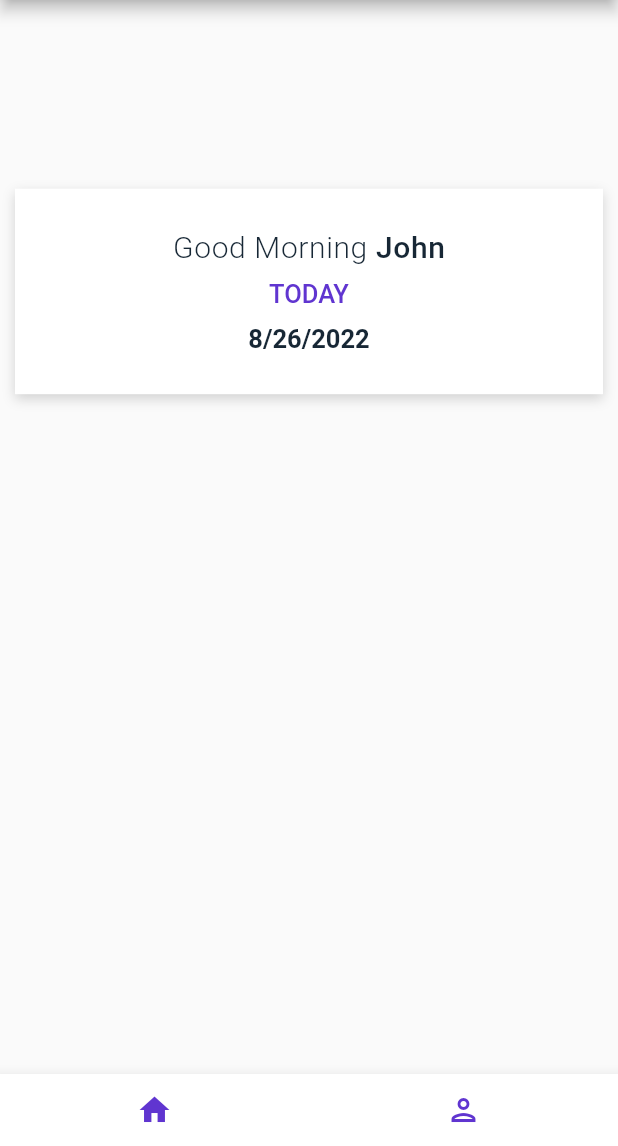
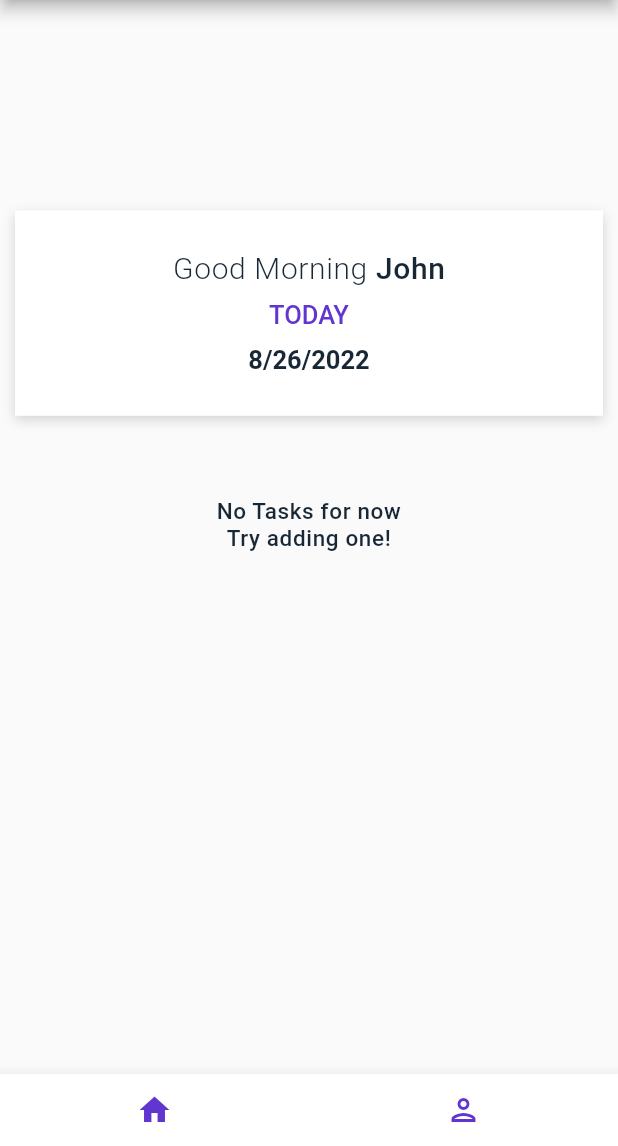
Before and after one commit to OmarBakry-eg/rare_crew_test, a Flutter app: the HomePage screen opened directly, on a phone screen of 412 x 824 dp, the part 90-1236 px from its top. Run offline on Flutter 3.47's test engine with Material 2 defaults, Android fonts, the phone set to English and light mode, and no system bars; our stand-ins replace flutter_riverpod, flutter_slidable, hive, hive_flutter; accounts and stored records are empty.

```diff
--- a/lib/src/app.dart
+++ b/lib/src/app.dart
@@ -31,10 +31,10 @@ class _MyAppState extends State<MyApp> with WidgetsBindingObserver {
   void didChangeAppLifecycleState(AppLifecycleState state) async {
     log("LifecycleWatcherState#didChangeAppLifecycleState state=${state.toString()}");
     if (state == AppLifecycleState.inactive || state == AppLifecycleState.paused) {
- //     await Hive.close();
+    await Hive.close();
     }
     if (state == AppLifecycleState.resumed) {
-     // await Hive.openBox(Constants.taskBoxName);
+    await Hive.openBox(Constants.taskBoxName);
     }
   }
 
--- a/lib/src/view/pages/home/widgets/home_content.dart
+++ b/lib/src/view/pages/home/widgets/home_content.dart
@@ -1,12 +1,12 @@
 import 'package:flutter/material.dart';
-import 'package:flutter_slidable/flutter_slidable.dart';
-import 'package:hive/hive.dart';
 import 'package:hive_flutter/hive_flutter.dart';
-import 'package:rare_crew_test/src/models/task_model.dart';
-import 'package:rare_crew_test/src/view/utils/constants.dart';
+import 'package:rare_crew_test/src/resources/database/hive_operations.dart';
+import 'package:rare_crew_test/src/view/pages/home/widgets/no_tasks_widget.dart';
+import 'package:rare_crew_test/src/view/pages/home/widgets/tasks_list_widget.dart';
 import 'package:rare_crew_test/src/view/utils/my_colors.dart';
 import 'package:intl/intl.dart' as intl;
 
+import '../../../utils/constants.dart';
 import '../../auth/screens/login.dart';
 import '../../auth/widgets/reg_button.dart';
 
@@ -16,6 +16,8 @@ class HomeContent extends StatelessWidget {
 
   @override
   Widget build(BuildContext context) {
+    final Database database = Database();
+
     return Center(
       heightFactor: 1.8,
       child: SingleChildScrollView(
@@ -116,6 +118,11 @@ class HomeContent extends StatelessWidget {
                                   )));
                     },
                   )
+                : ValueListenableBuilder(
+                    valueListenable: Hive.box(Constants.taskBoxName).listenable(),
+                    builder: (BuildContext context, Box<dynamic> value, Widget? child) {
+                      return value.values.toList().isEmpty
+                          ? const NoTasksWidget()
                           : Container(
                               width: MediaQuery.of(context).size.width,
                               //  height: MediaQuery.of(context).size.height,
@@ -129,75 +136,12 @@ class HomeContent extends StatelessWidget {
                                   ),
                                 ],
                               ),
-                    child: ValueListenableBuilder(
-                        valueListenable: Hive.box(Constants.taskBoxName).listenable(),
-                        builder:
-                            (BuildContext context, Box<dynamic> value, Widget? child) {
-                          return ListView.separated(
-                              shrinkWrap: true,
-                              physics: const NeverScrollableScrollPhysics(),
-                              itemBuilder: (c, i) => Slidable(
-                                  endActionPane: ActionPane(
-                                    motion: const ScrollMotion(),
-                                    children: [
-                                      SlidableAction(
-                                        onPressed: (context) {},
-                                        backgroundColor: const Color(0xFFFE4A49),
-                                        foregroundColor: Colors.white,
-                                        icon: Icons.delete,
-                                        label: 'Delete',
-                                      ),
-                                    ],
-                                  ),
-                                  child: ListTile(
-                                    trailing: Container(
-                                      width: 15,
-                                      height: 15,
-                                      decoration: const BoxDecoration(
-                                        color: Color(0x8058bbf7),
-                                        shape: BoxShape.circle,
-                                        //borderRadius: BorderRadius.all(Radius.elliptical(9999.0, 9999.0)),
-                                      ),
-                                    ),
-                                    leading: Column(
-                                      crossAxisAlignment: CrossAxisAlignment.center,
-                                      mainAxisAlignment: MainAxisAlignment.center,
-                                      children: [
-                                        Text(
-                                          value.values.toList()[i].date.toString(),
-                                          style: const TextStyle(
-                                            fontFamily: 'Roboto',
-                                            fontSize: 15,
-                                            color: Color(0xde172735),
-                                            fontWeight: FontWeight.w500,
-                                          ),
-                                          softWrap: false,
-                                        ),
-                                        // Text(
-                                        //   'AM',
-                                        //   style: TextStyle(
-                                        //     fontFamily: 'Roboto',
-                                        //     fontSize: 18,
-                                        //     color: Color(0xbf172735),
-                                        //     letterSpacing: 3.528,
-                                        //     fontWeight: FontWeight.w700,
-                                        //   ),
-                                        //   softWrap: false,
-                                        // ),
-                                      ],
-                                    ),
-                                    title: Text(
-                                      value.values.toList()[i].taskName,
-                                      style: const TextStyle(
-                                        fontWeight: FontWeight.w300,
-                                      ),
-                                    ),
-                                  )),
-                              separatorBuilder: (c, i) => const SizedBox(
-                                    height: 10,
-                                  ),
-                              itemCount: value.values.toList().length);
-                        })),
+                              child: TasksListWidget(
+                                tasks: value.values.toList(),
+                                database: database,
+                              ));
+                    },
+                  )
           ],
         ),
       ),
--- /dev/null
+++ b/lib/src/view/pages/home/widgets/no_tasks_widget.dart
@@ -0,0 +1,27 @@
+
+
+import 'package:flutter/material.dart';
+
+import '../../add_task/screens/add_or_update_task.dart';
+
+class NoTasksWidget extends StatelessWidget {
+  const NoTasksWidget({Key? key}) : super(key: key);
+
+  @override
+  Widget build(BuildContext context) {
+    return GestureDetector(
+      onTap: () => Navigator.push(
+          context, MaterialPageRoute(builder: (c) => const AddOrEditTaskScreen())),
+      child: const Text(
+        "No Tasks for now\nTry adding one!",
+        textAlign: TextAlign.center,
+        style: TextStyle(
+          fontWeight: FontWeight.w500,
+          fontSize: 15,
+          color: Color(0xff172735),
+          letterSpacing: 0.42,
+        ),
+      ),
+    );
+  }
+}
--- a/lib/src/view/utils/constants.dart
+++ b/lib/src/view/utils/constants.dart
@@ -16,7 +16,7 @@ mixin Constants {
       {String? title, String? description, Function? onPressed}) async {
     return showDialog<void>(
       context: navigatorKey.currentContext!,
-      // barrierDismissible: false,
+      barrierDismissible: true,
       builder: (BuildContext context) {
         return AlertDialog(
           title: Text(title ?? "Alert"),
@@ -59,8 +59,10 @@ mixin Constants {
           DateTime(DateTime.now().year + 100, DateTime.now().month, DateTime.now().day),
     );
     if (picked != null) {
-      return DateFormat('yyyy-MM-dd').format(picked);
+      return formattedDate(picked);
     }
     return null;
   }
+
+  static String formattedDate(DateTime date) => DateFormat('yyyy-MM-dd').format(date);
 }
--- a/lib/src/view/utils/reusable_app_bar.dart
+++ b/lib/src/view/utils/reusable_app_bar.dart
@@ -1,5 +1,5 @@
 import 'package:flutter/material.dart';
-import 'package:rare_crew_test/src/view/pages/add_task/screens/add_task.dart';
+import 'package:rare_crew_test/src/view/pages/add_task/screens/add_or_update_task.dart';
 
 import 'my_colors.dart';
 
```
Also changed, not shown: lib/src/providers/add_task_notifier/add_task_notifier.dart (+50 -0 lines), lib/src/resources/database/hive_operations.dart (+16 -7 lines), lib/src/view/pages/add_task/screens/add_or_update_task.dart (renamed from lib/src/view/pages/add_task/screens/add_task.dart, +17 -3 lines), lib/src/view/pages/home/widgets/tasks_list_widget.dart (added, +121 -0 lines). Lines whose indentation alone changed are shown as unchanged.
